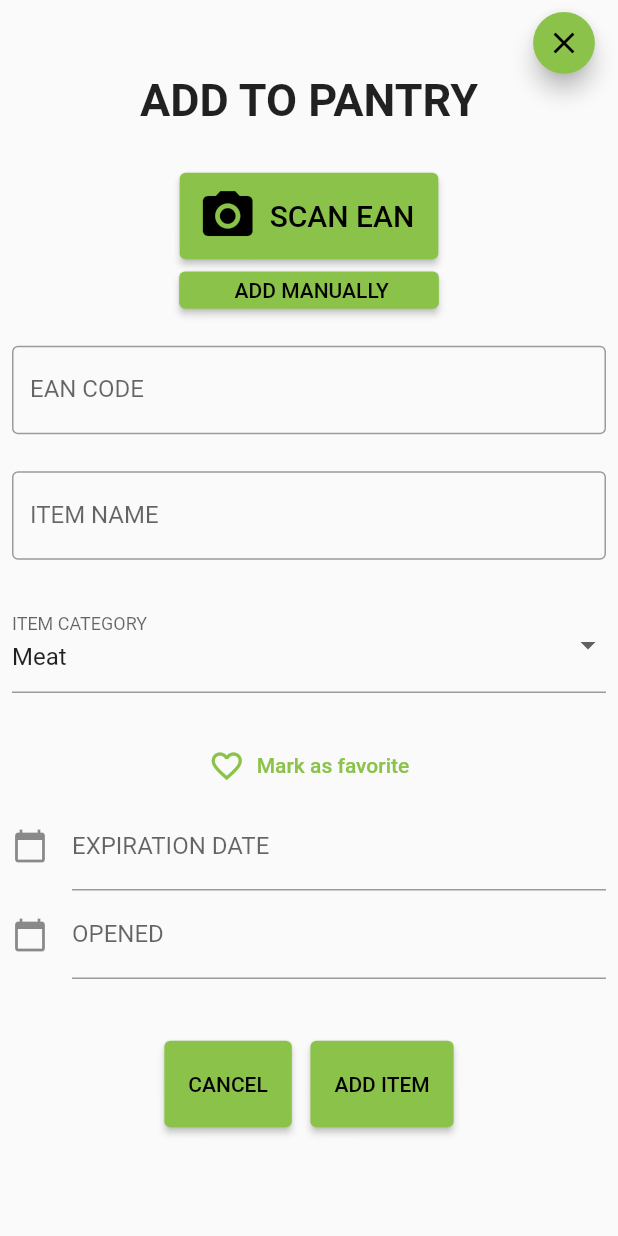
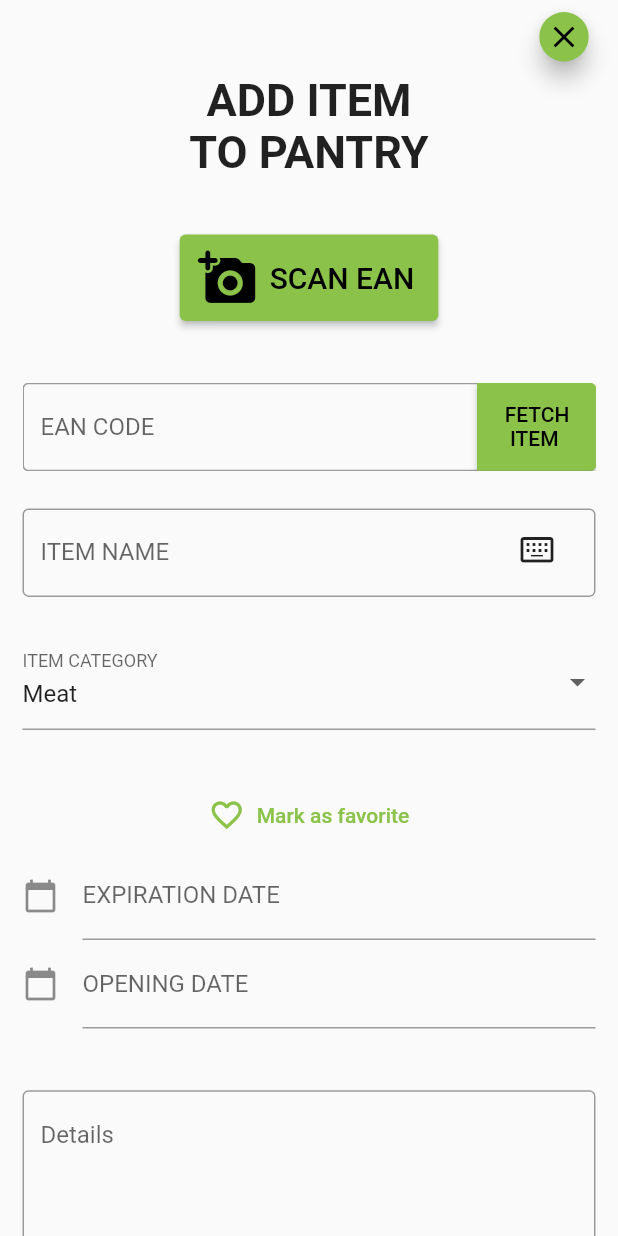
Before and after one commit to kitsain/Kitsain-Frontend-Spring2023, a Flutter app: the NewItemForm screen opened directly, on a phone screen of 412 x 824 dp. Run offline on Flutter 3.47's test engine with Material 2 defaults, Android fonts, the phone set to English and light mode, and no system bars; our stand-ins replace get; missing offline and left inert: openfoodfacts, simple_barcode_scanner.

Commit message:
Details field and fetch item button.

```diff
--- a/lib/views/add_forms/add_new_item_form.dart
+++ b/lib/views/add_forms/add_new_item_form.dart
@@ -6,10 +6,20 @@ import 'package:flutter/services.dart';
 import 'package:simple_barcode_scanner/simple_barcode_scanner.dart';
 import 'package:kitsain_frontend_spring2023/database/openfoodfacts.dart';
 
-const List<String> categories = <String>['Meat', 'Seafood', 'Fruit', 'Vegetables',
-                                         'Frozen', 'Drinks', 'Bread', 'Sweets',
-                                         'Dairy', 'Ready meals',
-                                         'Dry & canned goods', 'Other'];
+const List<String> categories = <String>[
+  'Meat',
+  'Seafood',
+  'Fruit',
+  'Vegetables',
+  'Frozen',
+  'Drinks',
+  'Bread',
+  'Sweets',
+  'Dairy',
+  'Ready meals',
+  'Dry & canned goods',
+  'Other'
+];
 
 class NewItemForm extends StatefulWidget {
   const NewItemForm({super.key});
@@ -26,6 +36,7 @@ class _NewItemFormState extends State<NewItemForm> {
   var _itemName = TextEditingController();
   var _expDate = TextEditingController();
   var _openDate = TextEditingController();
+  var _details = TextEditingController();
   bool _click = false;
   String _category = categories.first;
   var _offData;
@@ -34,7 +45,7 @@ class _NewItemFormState extends State<NewItemForm> {
     bool _close = false;
     if(_itemName.text.isEmpty && _EANCodeField.text.isEmpty &&
        _openDate.text.isEmpty && _expDate.text.isEmpty
-        && _category == categories.first && !_click) {
+        && _category == categories.first && !_click && _details.text.isEmpty) {
       Navigator.pop(context);
       _close = true;
       return _close;
@@ -68,7 +79,8 @@ class _NewItemFormState extends State<NewItemForm> {
 
   @override
   Widget build(BuildContext context) {
-    return WillPopScope(
+    return Scaffold(
+      body: WillPopScope(
         onWillPop: () async {
           return _discardChangesDialog();
         },
@@ -81,7 +93,7 @@ class _NewItemFormState extends State<NewItemForm> {
                 mainAxisAlignment: MainAxisAlignment.end,
                 children: [
                   SizedBox(
-                    height: MediaQuery.of(context).size.height * 0.05,
+                      height: MediaQuery.of(context).size.height * 0.04,
                       child: FloatingActionButton(
                         child: Icon(Icons.close),
                         onPressed: () => _discardChangesDialog(),
@@ -89,16 +101,19 @@ class _NewItemFormState extends State<NewItemForm> {
                   )
                 ],
               ),
+              SizedBox(height: MediaQuery.of(context).size.height * 0.01),
               SizedBox(
-                height: MediaQuery.of(context).size.height * 0.05,
+                  height: MediaQuery.of(context).size.height * 0.08,
                   child: Text(
-                  'ADD TO PANTRY',
+                    'ADD ITEM\nTO PANTRY',
                     textAlign: TextAlign.center,
                     style: const TextStyle(fontSize: 30, fontWeight: FontWeight.bold),
                   ),
               ),
-            SizedBox( height: MediaQuery.of(context).size.height * 0.03),
-            Column(
+              SizedBox( height: MediaQuery.of(context).size.height * 0.05),
+              Padding(
+                padding: const EdgeInsets.only(left: 7, right: 7),
+                child: Column(
                   mainAxisAlignment: MainAxisAlignment.center,
                   children: [
                     SizedBox(
@@ -112,12 +127,16 @@ class _NewItemFormState extends State<NewItemForm> {
                               ));
                           setState(() async {
                             if (res is String && res != '-1') {
+                              ScaffoldMessenger.of(context)
+                                  .showSnackBar(SnackBar(content: Text('Item not found. Input manually')));
                               try {
                                 _offData = await getFromJson(res);
                                 _itemName.text = _offData.productName.toString();
                                 _EANCodeField.text = res;
                               } catch (e) {
-                            showDialog(
+                                ScaffoldMessenger.of(context)
+                                    .showSnackBar(SnackBar(content: Text('Item not found. Input manually')));
+                                /*showDialog(
                                   context: context,
                                   builder: (BuildContext context) => SizedBox(
                                     width: 10,
@@ -135,20 +154,40 @@ class _NewItemFormState extends State<NewItemForm> {
                               ]
                               ),
                                   )
-                            );
+                                );*/
                               }
                             }
                           }
                           );
                         },
-                    icon: Icon(Icons.camera_alt, size: 40,),
+                        icon: Icon(Icons.add_a_photo_rounded, size: 40,),
                         label: Text('SCAN EAN', style: TextStyle(fontSize: 20)),
                       ),
                     ),
-                SizedBox( height: MediaQuery.of(context).size.height * 0.01),
-                SizedBox(
-                height: MediaQuery.of(context).size.height * 0.03,
+                    SizedBox(height: MediaQuery.of(context).size.height * 0.05),
+                    Stack(
+                      children: [
+                        TextFormField(
+                          controller: _EANCodeField,
+                          decoration: const InputDecoration(
+                            border: OutlineInputBorder(),
+                            labelText: 'EAN CODE',
+                          ),
+                        ),
+                        Positioned(
+                          right: -1,
+                          child: SizedBox(
+                              height: 58.7,
+                              width: 80,
                             child: ElevatedButton(
+                              style: ButtonStyle(
+                                  shape: MaterialStatePropertyAll<RoundedRectangleBorder>(
+                                      RoundedRectangleBorder(
+                                          borderRadius: BorderRadiusDirectional.only(
+                                              topEnd: Radius.circular(5), bottomEnd: Radius.circular(5))
+                                      )
+                                  )
+                              ),
                               onPressed: () async {
                                 if(_EANCodeField.text.isNotEmpty) {
                                   try {
@@ -196,24 +235,16 @@ class _NewItemFormState extends State<NewItemForm> {
                                   );
                                 }
                               },
-                  child: Text('      ADD MANUALLY     '),
+                              child: Text('FETCH\n ITEM'),
                             ),
                           ),
-              ],
+                        )
+                      ]
                     ),
                     SizedBox( height: MediaQuery.of(context).size.height * 0.03),
-            SizedBox(
-              child: TextFormField(
-                controller: _EANCodeField,
-                decoration: const InputDecoration(
-                  border: OutlineInputBorder(),
-                  labelText: 'EAN CODE',
-                ),
-              ),
-            ),
-            SizedBox( height: MediaQuery.of(context).size.height * 0.03),
-            SizedBox(
-              child: TextFormField(
+                    Stack(
+                      children: [
+                        TextFormField(
                           controller: _itemName,
                           decoration: const InputDecoration(
                             border: OutlineInputBorder(),
@@ -226,10 +257,17 @@ class _NewItemFormState extends State<NewItemForm> {
                             return null;
                           },
                         ),
+                        Positioned(
+                          right: 27,
+                          top: 15,
+                          child: Icon(Icons.keyboard_alt_outlined)
+                        )
+                      ]
                     ),
                     SizedBox( height: MediaQuery.of(context).size.height * 0.03),
                     SizedBox(
                       child: DropdownButtonFormField<String>(
+                        menuMaxHeight: 200,
                         value: _category,
                         decoration: InputDecoration(labelText: 'ITEM CATEGORY'),
                         onChanged: (String? value) {
@@ -245,7 +283,7 @@ class _NewItemFormState extends State<NewItemForm> {
                         }).toList(),
                       ),
                     ),
-            SizedBox( height: MediaQuery.of(context).size.height * 0.03),
+                    SizedBox( height: MediaQuery.of(context).size.height * 0.04),
                     SizedBox(
                       child: TextButton.icon(
                           onPressed: () {
@@ -282,7 +320,7 @@ class _NewItemFormState extends State<NewItemForm> {
                       controller: _openDate,
                       decoration: const InputDecoration(
                           icon: Icon(Icons.calendar_today),
-                  labelText: "OPENED"
+                          labelText: "OPENING DATE"
                       ),
                       readOnly: true,
                       onTap: () async {
@@ -300,6 +338,15 @@ class _NewItemFormState extends State<NewItemForm> {
                       },
                     ),
                     SizedBox( height: MediaQuery.of(context).size.height * 0.05),
+                    TextFormField(
+                      controller: _details,
+                      decoration: InputDecoration(
+                        border: OutlineInputBorder(),
+                        hintText: 'Details',
+                      ),
+                      maxLines: 5,
+                    ),
+                    SizedBox( height: MediaQuery.of(context).size.height * 0.05),
                     Row(
                       mainAxisAlignment: MainAxisAlignment.center,
                       children: [
@@ -310,7 +357,6 @@ class _NewItemFormState extends State<NewItemForm> {
                               child: Text('CANCEL'),
                             ),
                           ),
-
                         SizedBox( width: MediaQuery.of(context).size.width * 0.03,),
                         SizedBox(
                           height: MediaQuery.of(context).size.height * 0.07,
@@ -326,7 +372,11 @@ class _NewItemFormState extends State<NewItemForm> {
                       ],
                     ),
                   ],
+                ),
               )
+            ],
+          ),
+        ),
       ),
     );
   }
```
Lines whose indentation alone changed are shown as unchanged.
